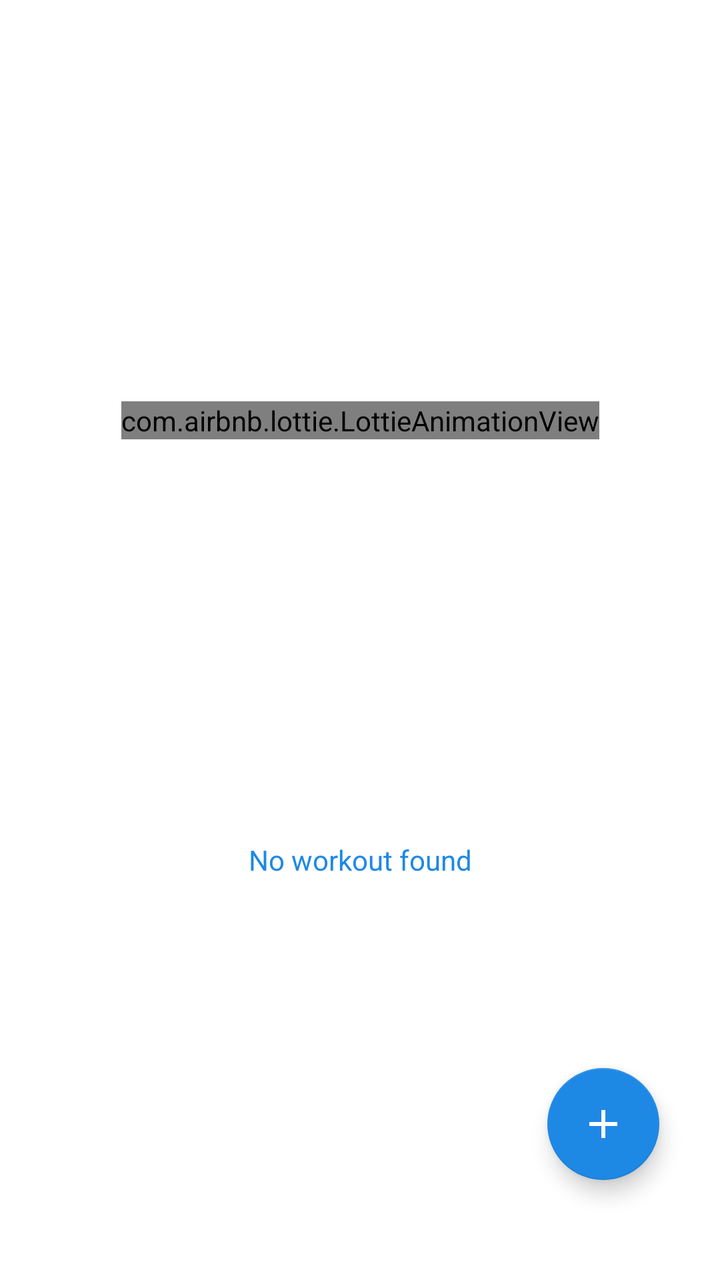
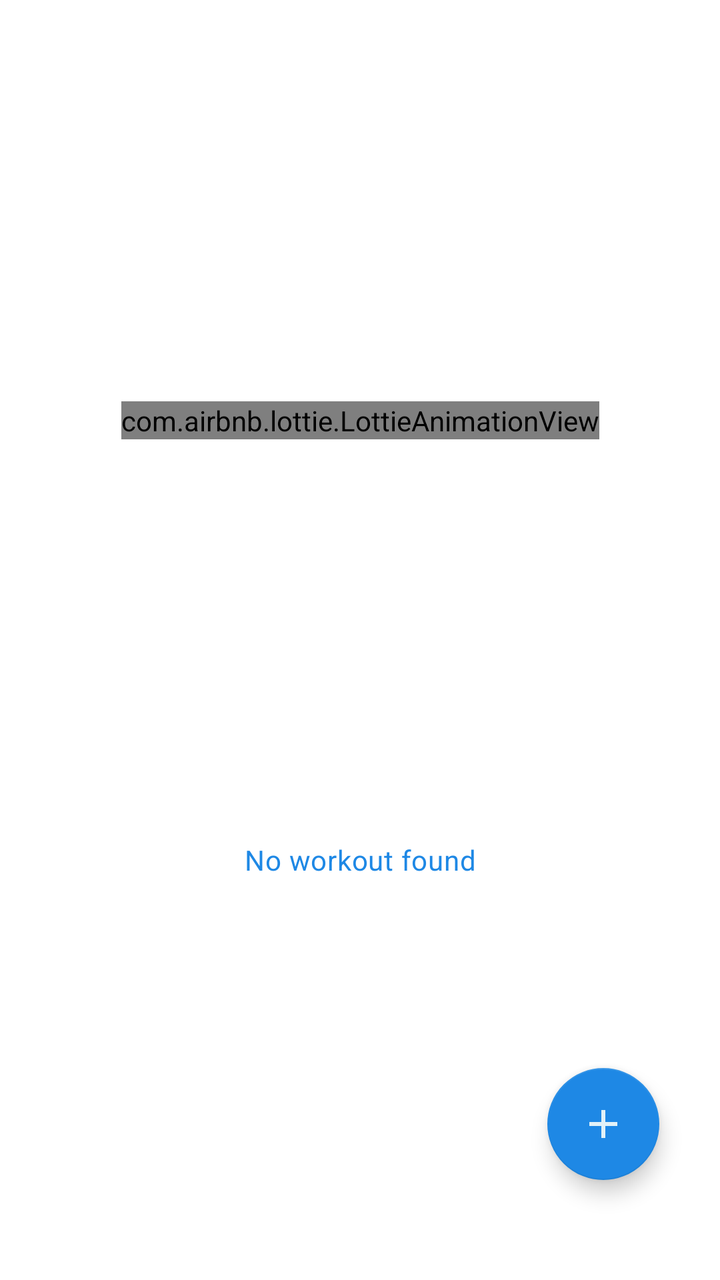

An Android layout rendered at two revisions. The XML below is the earlier revision; the diff shows what the commit changed to produce the second picture.
<!-- AndroidManifest.xml: application theme Theme.WorkoutPlan -->
<!-- res/layout/empty_fragment.xml -->
<?xml version="1.0" encoding="utf-8"?>
<layout xmlns:tools="http://schemas.android.com/tools"
    xmlns:android="http://schemas.android.com/apk/res/android"
    xmlns:app="http://schemas.android.com/apk/res-auto">

    <data>
        <variable
            name="emptyViewModel"
            type="com.example.workoutplan.viewmodels.HomeViewModel" />
    </data>

    <androidx.constraintlayout.widget.ConstraintLayout
        android:layout_width="match_parent"
        android:layout_height="match_parent"
        android:layout_gravity="center">

        <com.airbnb.lottie.LottieAnimationView
            android:id="@+id/empty_image"
            android:layout_width="wrap_content"
            android:layout_height="wrap_content"
            app:layout_constraintBottom_toTopOf="@id/text"
            app:layout_constraintEnd_toEndOf="parent"
            app:layout_constraintStart_toStartOf="parent"
            app:layout_constraintTop_toTopOf="parent"
            app:layout_constraintVertical_bias="1.0"
            app:lottie_autoPlay="true"
            app:lottie_loop="true"
            app:lottie_rawRes="@raw/empty_state_box" />


        <TextView
            android:id="@+id/text"
            android:layout_width="wrap_content"
            android:layout_height="wrap_content"
            android:text="@string/no_workouts"
            android:textAppearance="@style/Base.TextAppearance.AppCompat.Small"
            android:textColor="@color/primaryColor"
            app:layout_constraintBottom_toBottomOf="parent"
            app:layout_constraintEnd_toEndOf="parent"
            app:layout_constraintStart_toStartOf="parent"
            app:layout_constraintTop_toBottomOf="@id/empty_image" />


        <com.google.android.material.floatingactionbutton.FloatingActionButton
            android:layout_width="wrap_content"
            android:layout_height="wrap_content"
            android:layout_marginBottom="50dp"
            app:backgroundTint="@color/primaryColor"
            android:onClick="@{() -> emptyViewModel.onNavigateToSetupActivity()}"
            app:layout_constraintBottom_toBottomOf="parent"
            app:layout_constraintEnd_toEndOf="parent"
            app:layout_constraintHorizontal_bias="0.90"
            app:layout_constraintStart_toStartOf="parent"
            app:srcCompat="@drawable/add"
            app:tint="@color/white"
            android:contentDescription="@string/floating_action_button"
            tools:ignore="UnusedAttribute" />

    </androidx.constraintlayout.widget.ConstraintLayout>
</layout>
<!-- resources referenced by this layout -->
<resources>
  <color name="primaryColor">#1e88e5</color>
  <color name="white">#FFFFFFFF</color>
  <!-- drawable add (drawable) -->
  <vector xmlns:android="http://schemas.android.com/apk/res/android"
      android:width="24dp"
      android:height="24dp"
      android:viewportWidth="24"
      android:viewportHeight="24"
      android:tint="?attr/colorControlNormal">
    <path
        android:fillColor="@android:color/white"
        android:pathData="M19,13h-6v6h-2v-6H5v-2h6V5h2v6h6V13z"/>
  </vector>
  <string name="floating_action_button" translatable="false">floating action button</string>
  <string name="no_workouts">No workout found</string>
  <style name="Theme.WorkoutPlan" parent="Theme.MaterialComponents.DayNight.NoActionBar">
          
          <item name="colorPrimary">@color/primaryColor</item>
          <item name="colorPrimaryVariant">@color/primaryDarkColor</item>
          <item name="colorOnPrimary">@color/white</item>
          
          <item name="colorSecondary">@color/secondaryColor</item>
          <item name="colorSecondaryVariant">@color/secondaryDarkColor</item>
          <item name="colorOnSecondary">@color/secondaryLightColor</item>
          
          <item name="android:statusBarColor" tools:targetApi="l">?attr/colorPrimaryVariant</item>
          
          <item name="android:textColor">@color/primaryTextColor</item>
      </style>
  <color name="primaryDarkColor">#005cb2</color>
  <color name="secondaryColor">#b0bec5</color>
  <color name="secondaryDarkColor">#808e95</color>
  <color name="secondaryLightColor">#e2f1f8</color>
  <color name="primaryTextColor">#000000</color>
</resources>

<!-- the commit's change to res/layout/empty_fragment.xml (unified diff, before → after) -->
@@ -1,9 +1,9 @@
 <?xml version="1.0" encoding="utf-8"?>
-<layout xmlns:tools="http://schemas.android.com/tools"
-    xmlns:android="http://schemas.android.com/apk/res/android"
+<layout xmlns:android="http://schemas.android.com/apk/res/android"
     xmlns:app="http://schemas.android.com/apk/res-auto">
 
     <data>
+
         <variable
             name="emptyViewModel"
             type="com.example.workoutplan.viewmodels.HomeViewModel" />
@@ -11,8 +11,7 @@
 
     <androidx.constraintlayout.widget.ConstraintLayout
         android:layout_width="match_parent"
-        android:layout_height="match_parent"
-        android:layout_gravity="center">
+        android:layout_height="match_parent">
 
         <com.airbnb.lottie.LottieAnimationView
             android:id="@+id/empty_image"
@@ -27,13 +26,12 @@
             app:lottie_loop="true"
             app:lottie_rawRes="@raw/empty_state_box" />
 
-
         <TextView
             android:id="@+id/text"
             android:layout_width="wrap_content"
             android:layout_height="wrap_content"
             android:text="@string/no_workouts"
-            android:textAppearance="@style/Base.TextAppearance.AppCompat.Small"
+            android:textAppearance="@style/TextAppearance.MaterialComponents.Body2"
             android:textColor="@color/primaryColor"
             app:layout_constraintBottom_toBottomOf="parent"
             app:layout_constraintEnd_toEndOf="parent"
@@ -42,19 +40,17 @@
 
 
         <com.google.android.material.floatingactionbutton.FloatingActionButton
+            android:id="@+id/floating_button_add_workout"
+            style="@style/FloatingAddWorkout"
             android:layout_width="wrap_content"
             android:layout_height="wrap_content"
             android:layout_marginBottom="50dp"
-            app:backgroundTint="@color/primaryColor"
+            android:contentDescription="@string/floating_action_button"
             android:onClick="@{() -> emptyViewModel.onNavigateToSetupActivity()}"
             app:layout_constraintBottom_toBottomOf="parent"
             app:layout_constraintEnd_toEndOf="parent"
             app:layout_constraintHorizontal_bias="0.90"
-            app:layout_constraintStart_toStartOf="parent"
-            app:srcCompat="@drawable/add"
-            app:tint="@color/white"
-            android:contentDescription="@string/floating_action_button"
-            tools:ignore="UnusedAttribute" />
+            app:layout_constraintStart_toStartOf="parent" />
 
     </androidx.constraintlayout.widget.ConstraintLayout>
 </layout>
<!-- resource entries referenced after the edit -->
@@ -15,6 +15,10 @@
   </vector>
   <string name="floating_action_button" translatable="false">floating action button</string>
   <string name="no_workouts">No workout found</string>
+  <style name="FloatingAddWorkout" parent="Widget.Design.FloatingActionButton">
+          <item name="backgroundTint">@color/primaryColor</item>
+          <item name="srcCompat">@drawable/add</item>
+      </style>
   <style name="Theme.WorkoutPlan" parent="Theme.MaterialComponents.DayNight.NoActionBar">
           
           <item name="colorPrimary">@color/primaryColor</item>
